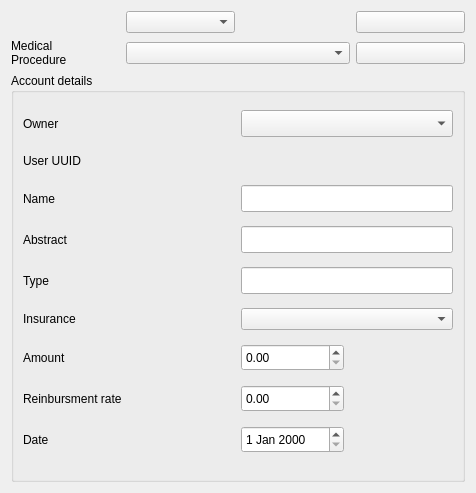
The window that plugins/accountplugin/preferences/medicalprocedurepage.ui (FreeHealth/freehealth) describes before a commit, drawn with Qt 5.
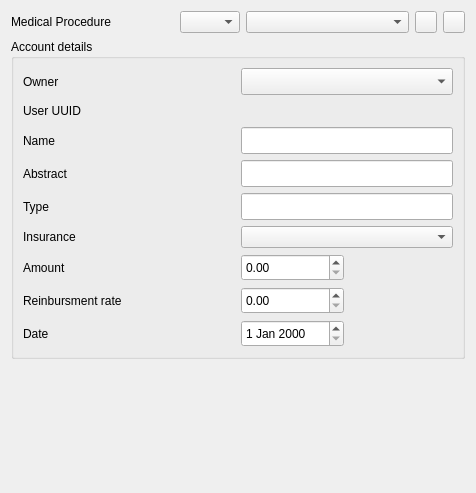
The same window after the commit.

The edit to the form file:
```diff
--- a/plugins/accountplugin/preferences/medicalprocedurepage.ui
+++ b/plugins/accountplugin/preferences/medicalprocedurepage.ui
@@ -20,7 +20,87 @@
    <string>Form</string>
   </property>
   <layout class="QGridLayout" name="gridLayout_2">
-   <item row="4" column="0" colspan="4">
+   <item row="0" column="0">
+    <layout class="QHBoxLayout" name="horizontalLayout">
+     <item>
+      <widget class="QLabel" name="MPLabel">
+       <property name="text">
+        <string>Medical Procedure</string>
+       </property>
+       <property name="wordWrap">
+        <bool>true</bool>
+       </property>
+       <property name="buddy">
+        <cstring>mpComboBox</cstring>
+       </property>
+      </widget>
+     </item>
+     <item>
+      <widget class="QComboBox" name="alphabetBox">
+       <property name="maximumSize">
+        <size>
+         <width>60</width>
+         <height>16777215</height>
+        </size>
+       </property>
+      </widget>
+     </item>
+     <item>
+      <widget class="QComboBox" name="mpComboBox"/>
+     </item>
+     <item>
+      <widget class="QPushButton" name="addButton">
+       <property name="sizePolicy">
+        <sizepolicy hsizetype="Preferred" vsizetype="Fixed">
+         <horstretch>0</horstretch>
+         <verstretch>0</verstretch>
+        </sizepolicy>
+       </property>
+       <property name="minimumSize">
+        <size>
+         <width>22</width>
+         <height>22</height>
+        </size>
+       </property>
+       <property name="maximumSize">
+        <size>
+         <width>22</width>
+         <height>22</height>
+        </size>
+       </property>
+       <property name="text">
+        <string/>
+       </property>
+      </widget>
+     </item>
+     <item>
+      <widget class="QPushButton" name="removeButton">
+       <property name="sizePolicy">
+        <sizepolicy hsizetype="Preferred" vsizetype="Fixed">
+         <horstretch>0</horstretch>
+         <verstretch>0</verstretch>
+        </sizepolicy>
+       </property>
+       <property name="minimumSize">
+        <size>
+         <width>22</width>
+         <height>22</height>
+        </size>
+       </property>
+       <property name="maximumSize">
+        <size>
+         <width>22</width>
+         <height>22</height>
+        </size>
+       </property>
+       <property name="text">
+        <string/>
+       </property>
+      </widget>
+     </item>
+    </layout>
+   </item>
+   <item row="1" column="0">
     <widget class="QGroupBox" name="groupBox">
      <property name="title">
       <string>Account details</string>
@@ -205,51 +285,18 @@
      </layout>
     </widget>
    </item>
-   <item row="0" column="3">
-    <widget class="QPushButton" name="addButton">
-     <property name="sizePolicy">
-      <sizepolicy hsizetype="Preferred" vsizetype="Fixed">
-       <horstretch>0</horstretch>
-       <verstretch>0</verstretch>
-      </sizepolicy>
+   <item row="2" column="0">
+    <spacer name="verticalSpacer">
+     <property name="orientation">
+      <enum>Qt::Vertical</enum>
      </property>
-     <property name="text">
-      <string/>
+     <property name="sizeHint" stdset="0">
+      <size>
+       <width>20</width>
+       <height>40</height>
+      </size>
      </property>
-    </widget>
-   </item>
-   <item row="1" column="3">
-    <widget class="QPushButton" name="removeButton">
-     <property name="sizePolicy">
-      <sizepolicy hsizetype="Preferred" vsizetype="Fixed">
-       <horstretch>0</horstretch>
-       <verstretch>0</verstretch>
-      </sizepolicy>
-     </property>
-     <property name="text">
-      <string/>
-     </property>
-    </widget>
-   </item>
-   <item row="1" column="1" colspan="2">
-    <widget class="QComboBox" name="mpComboBox"/>
-   </item>
-   <item row="0" column="1">
-    <widget class="QComboBox" name="alphabetBox"/>
-   </item>
-   <item row="1" column="0">
-    <widget class="QLabel" name="MPLabel">
-     <property name="text">
-      <string>Medical 
-Procedure</string>
-     </property>
-     <property name="wordWrap">
-      <bool>true</bool>
-     </property>
-     <property name="buddy">
-      <cstring>mpComboBox</cstring>
-     </property>
-    </widget>
+    </spacer>
    </item>
   </layout>
  </widget>
```
